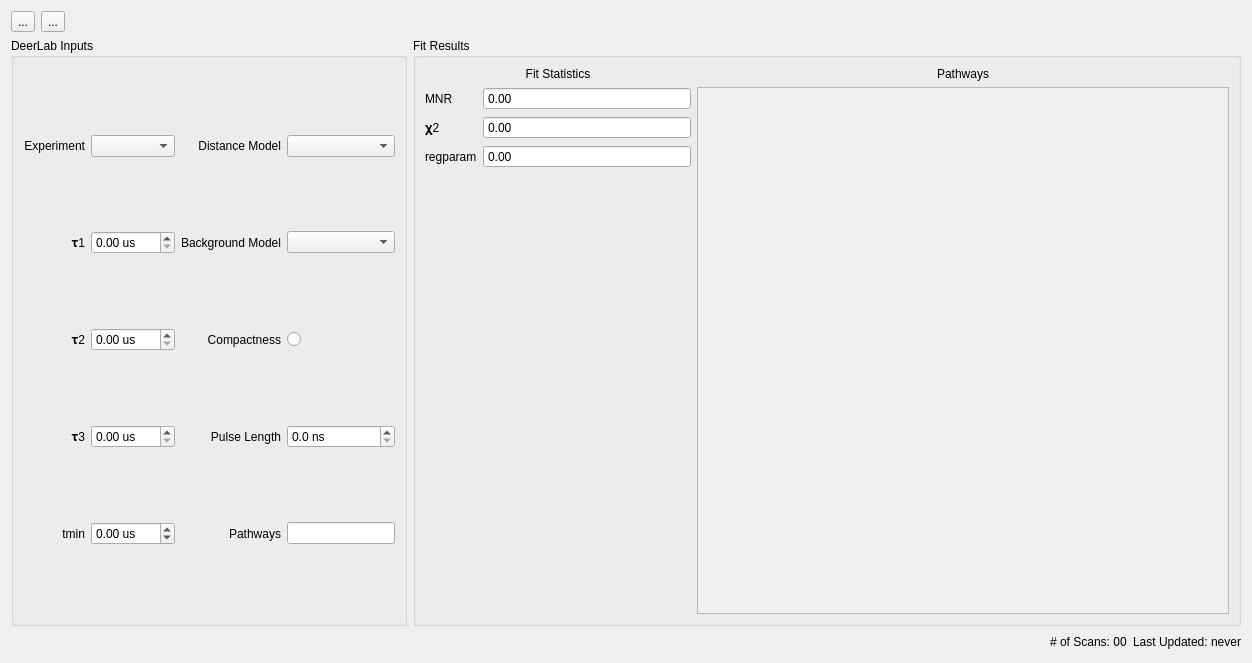
JeschkeLab/autoDEER, file autodeer/gui/quickdeer.ui: the form before one commit.
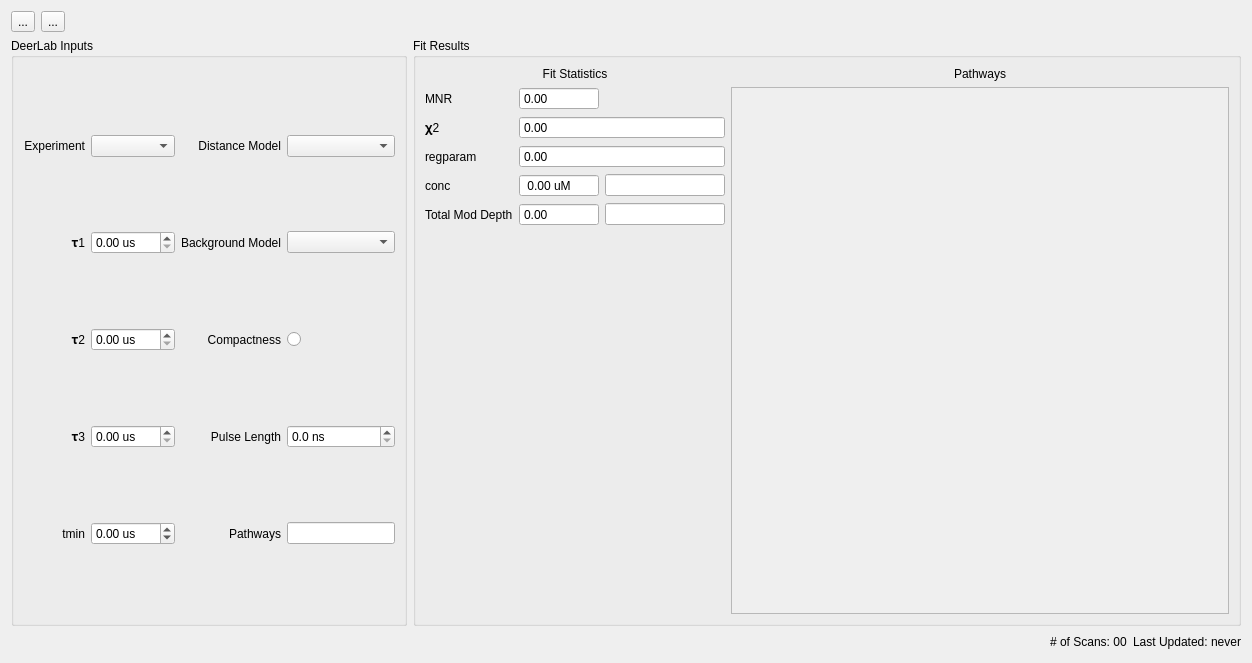
The form after the commit.

Patch:
```diff
--- a/autodeer/gui/quickdeer.ui
+++ b/autodeer/gui/quickdeer.ui
@@ -257,8 +257,8 @@
             <rect>
              <x>0</x>
              <y>0</y>
-             <width>467</width>
-             <height>128</height>
+             <width>378</width>
+             <height>174</height>
             </rect>
            </property>
            <layout class="QVBoxLayout" name="verticalLayout_3">
@@ -280,6 +280,18 @@
           </item>
           <item row="1" column="1">
            <widget class="QDoubleSpinBox" name="MNRDoubleSpinBox">
+            <property name="sizePolicy">
+             <sizepolicy hsizetype="Fixed" vsizetype="Fixed">
+              <horstretch>0</horstretch>
+              <verstretch>0</verstretch>
+             </sizepolicy>
+            </property>
+            <property name="minimumSize">
+             <size>
+              <width>80</width>
+              <height>0</height>
+             </size>
+            </property>
             <property name="readOnly">
              <bool>true</bool>
             </property>
@@ -297,6 +309,12 @@
           </item>
           <item row="2" column="1">
            <widget class="QDoubleSpinBox" name="Chi2DoubleSpinBox">
+            <property name="minimumSize">
+             <size>
+              <width>80</width>
+              <height>0</height>
+             </size>
+            </property>
             <property name="readOnly">
              <bool>true</bool>
             </property>
@@ -314,6 +332,12 @@
           </item>
           <item row="3" column="1">
            <widget class="QDoubleSpinBox" name="regparamDoubleSpinBox">
+            <property name="minimumSize">
+             <size>
+              <width>80</width>
+              <height>0</height>
+             </size>
+            </property>
             <property name="readOnly">
              <bool>true</bool>
             </property>
@@ -322,6 +346,116 @@
             </property>
            </widget>
           </item>
+          <item row="4" column="0">
+           <widget class="QLabel" name="label_13">
+            <property name="text">
+             <string>conc</string>
+            </property>
+           </widget>
+          </item>
+          <item row="4" column="1">
+           <layout class="QHBoxLayout" name="horizontalLayout_6">
+            <property name="sizeConstraint">
+             <enum>QLayout::SetDefaultConstraint</enum>
+            </property>
+            <item>
+             <widget class="QDoubleSpinBox" name="conc_value">
+              <property name="minimumSize">
+               <size>
+                <width>80</width>
+                <height>0</height>
+               </size>
+              </property>
+              <property name="readOnly">
+               <bool>true</bool>
+              </property>
+              <property name="buttonSymbols">
+               <enum>QAbstractSpinBox::NoButtons</enum>
+              </property>
+              <property name="prefix">
+               <string> </string>
+              </property>
+              <property name="suffix">
+               <string> uM</string>
+              </property>
+              <property name="decimals">
+               <number>2</number>
+              </property>
+              <property name="maximum">
+               <double>10000.000000000000000</double>
+              </property>
+             </widget>
+            </item>
+            <item>
+             <widget class="QLineEdit" name="conc_uncert">
+              <property name="sizePolicy">
+               <sizepolicy hsizetype="MinimumExpanding" vsizetype="Fixed">
+                <horstretch>0</horstretch>
+                <verstretch>0</verstretch>
+               </sizepolicy>
+              </property>
+              <property name="minimumSize">
+               <size>
+                <width>120</width>
+                <height>0</height>
+               </size>
+              </property>
+              <property name="readOnly">
+               <bool>true</bool>
+              </property>
+             </widget>
+            </item>
+           </layout>
+          </item>
+          <item row="5" column="0">
+           <widget class="QLabel" name="label_14">
+            <property name="text">
+             <string>Total Mod Depth</string>
+            </property>
+           </widget>
+          </item>
+          <item row="5" column="1">
+           <layout class="QHBoxLayout" name="horizontalLayout_7">
+            <item>
+             <widget class="QDoubleSpinBox" name="Total_mod_value">
+              <property name="minimumSize">
+               <size>
+                <width>80</width>
+                <height>0</height>
+               </size>
+              </property>
+              <property name="readOnly">
+               <bool>true</bool>
+              </property>
+              <property name="buttonSymbols">
+               <enum>QAbstractSpinBox::NoButtons</enum>
+              </property>
+              <property name="maximum">
+               <double>2.000000000000000</double>
+              </property>
+             </widget>
+            </item>
+            <item>
+             <widget class="QLineEdit" name="Total_mod_uncert">
+              <property name="sizePolicy">
+               <sizepolicy hsizetype="MinimumExpanding" vsizetype="Fixed">
+                <horstretch>0</horstretch>
+                <verstretch>0</verstretch>
+               </sizepolicy>
+              </property>
+              <property name="minimumSize">
+               <size>
+                <width>120</width>
+                <height>0</height>
+               </size>
+              </property>
+              <property name="readOnly">
+               <bool>true</bool>
+              </property>
+             </widget>
+            </item>
+           </layout>
+          </item>
          </layout>
         </item>
         <item row="0" column="0">
```
